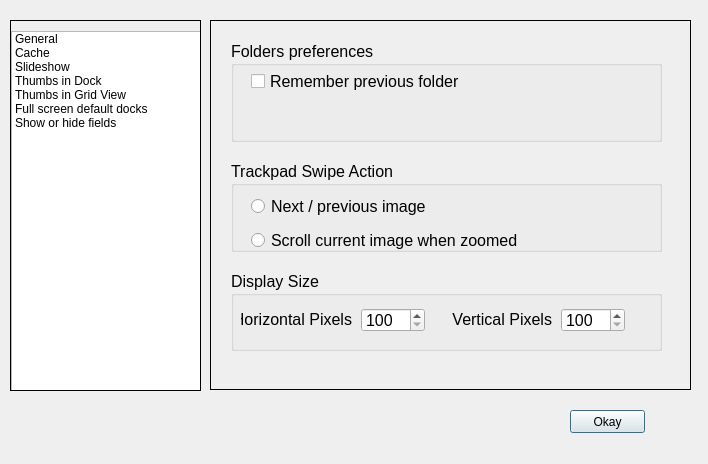
Qt form prefdlg.ui (towhee/Winnow64) before a commit.
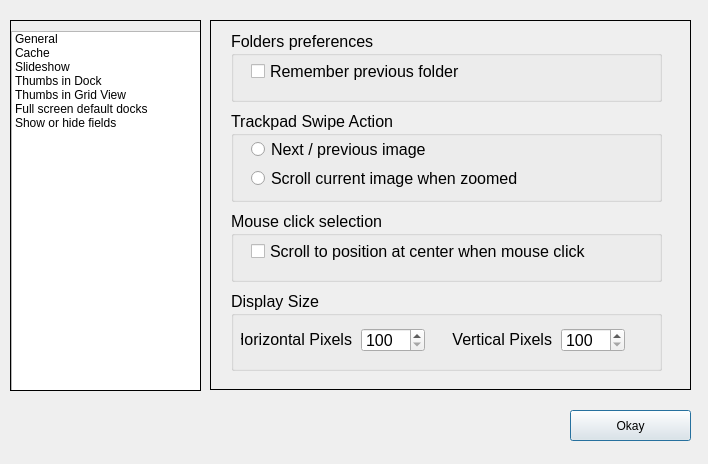
The same form after that commit.

Commit message: Fixed double mouse click issue

What changed in the file:
```diff
--- a/prefdlg.ui
+++ b/prefdlg.ui
@@ -27,8 +27,8 @@
     <rect>
      <x>570</x>
      <y>410</y>
-     <width>75</width>
-     <height>23</height>
+     <width>121</width>
+     <height>31</height>
     </rect>
    </property>
    <property name="toolTip">
@@ -66,7 +66,7 @@
      <property name="geometry">
       <rect>
        <x>20</x>
-       <y>140</y>
+       <y>90</y>
        <width>431</width>
        <height>91</height>
       </rect>
@@ -78,9 +78,9 @@
       <property name="geometry">
        <rect>
         <x>20</x>
-        <y>30</y>
+        <y>27</y>
         <width>337</width>
-        <height>65</height>
+        <height>51</height>
        </rect>
       </property>
       <layout class="QVBoxLayout" name="verticalLayout_3">
@@ -115,9 +115,9 @@
      <property name="geometry">
       <rect>
        <x>20</x>
-       <y>20</y>
+       <y>10</y>
        <width>431</width>
-       <height>101</height>
+       <height>71</height>
       </rect>
      </property>
      <property name="title">
@@ -146,7 +146,7 @@
      <property name="geometry">
       <rect>
        <x>20</x>
-       <y>250</y>
+       <y>270</y>
        <width>431</width>
        <height>80</height>
       </rect>
@@ -222,6 +222,37 @@
       </property>
      </widget>
     </widget>
+    <widget class="QGroupBox" name="groupBoxFolders_2">
+     <property name="geometry">
+      <rect>
+       <x>20</x>
+       <y>190</y>
+       <width>431</width>
+       <height>71</height>
+      </rect>
+     </property>
+     <property name="title">
+      <string>Mouse click selection</string>
+     </property>
+     <widget class="QCheckBox" name="mouseClickScrollChk">
+      <property name="geometry">
+       <rect>
+        <x>20</x>
+        <y>30</y>
+        <width>371</width>
+        <height>20</height>
+       </rect>
+      </property>
+      <property name="font">
+       <font>
+        <pointsize>12</pointsize>
+       </font>
+      </property>
+      <property name="text">
+       <string>Scroll to position at center when mouse click</string>
+      </property>
+     </widget>
+    </widget>
    </widget>
    <widget class="QWidget" name="pageCache">
     <widget class="QSpinBox" name="cacheSizeSpinbox">
```
Left out of the diff: 18 changed lines with no effect on the pictures. The commit also changes 13 other files.
